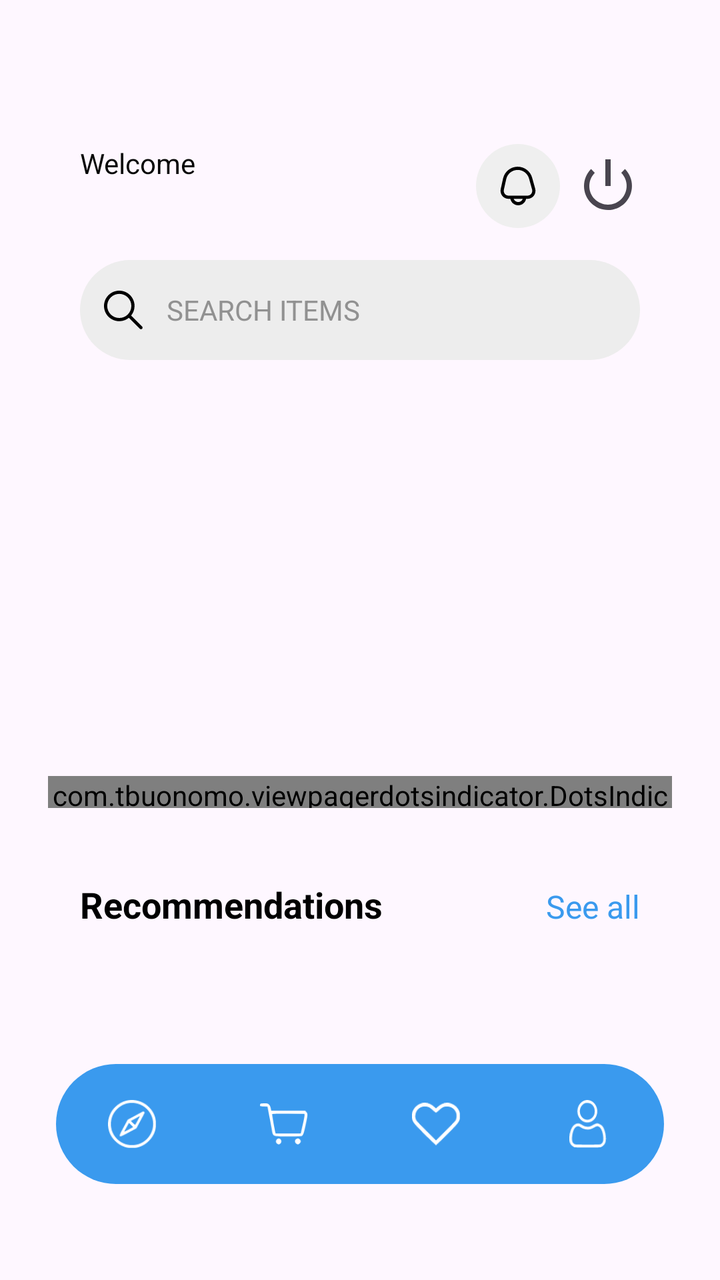
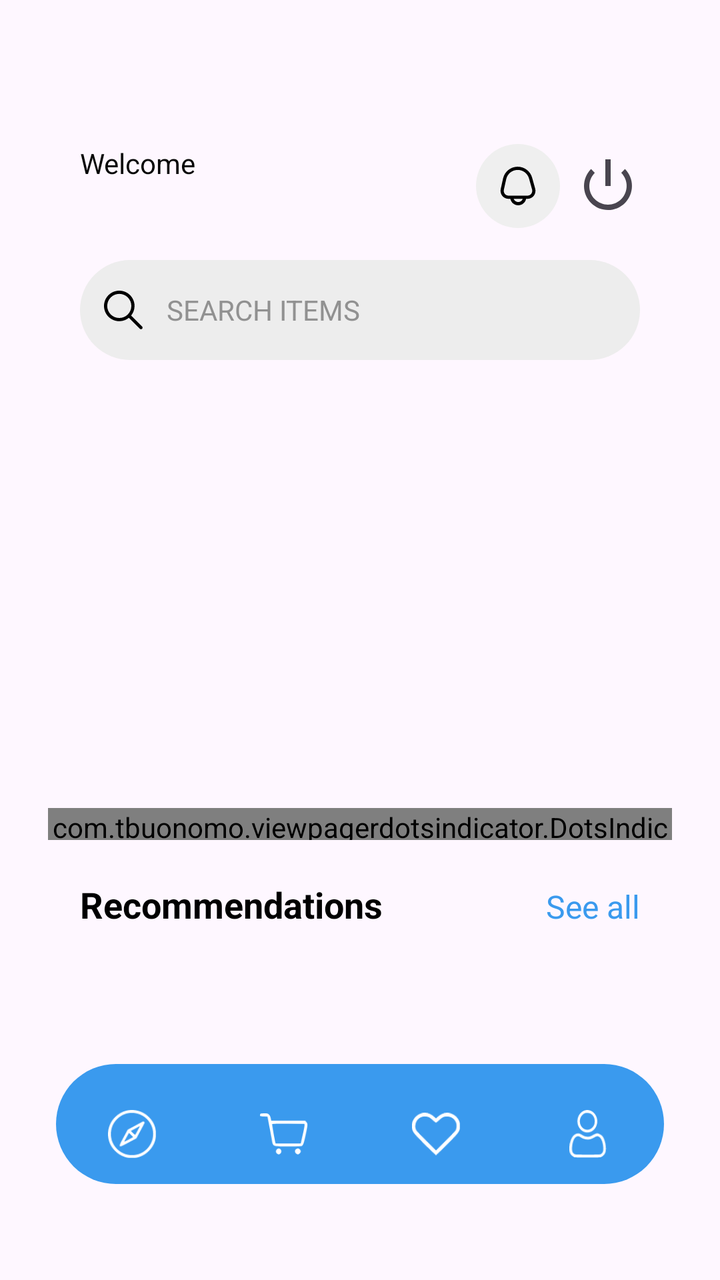

An Android layout rendered at two revisions. The XML below is the earlier revision; the diff shows what the commit changed to produce the second picture.
<!-- AndroidManifest.xml: application theme Theme.MObileAppDevFinalProject -->
<!-- res/layout/activity_home.xml -->
<?xml version="1.0" encoding="utf-8"?>
<androidx.constraintlayout.widget.ConstraintLayout xmlns:android="http://schemas.android.com/apk/res/android"
    xmlns:app="http://schemas.android.com/apk/res-auto"
    xmlns:tools="http://schemas.android.com/tools"
    android:id="@+id/main"
    android:layout_width="match_parent"
    android:layout_height="match_parent"
    android:orientation="vertical"
    android:padding="24dp"
    tools:context=".activities.HomeActivity">

    <ScrollView
        android:id="@+id/scrollView2"
        android:layout_width="match_parent"
        android:layout_height="match_parent"
        tools:layout_editor_absoluteX="24dp"
        tools:layout_editor_absoluteY="24dp">

        <LinearLayout
            android:layout_width="match_parent"
            android:layout_height="wrap_content"
            android:orientation="vertical">

            <LinearLayout
                android:layout_width="match_parent"
                android:layout_height="match_parent"
                android:layout_marginStart="16dp"
                android:layout_marginTop="48dp"
                android:layout_marginEnd="16dp"
                android:orientation="horizontal">

                <LinearLayout
                    android:layout_width="wrap_content"
                    android:layout_height="match_parent"
                    android:layout_weight="1"
                    android:orientation="vertical">

                    <TextView
                        android:id="@+id/tvWelcome"
                        android:layout_width="match_parent"
                        android:layout_height="wrap_content"
                        android:text="Welcome"
                        android:textColor="#070707" />

                </LinearLayout>

                <ImageView
                    android:id="@+id/imageView6"
                    android:layout_width="42dp"
                    android:layout_height="42dp"
                    app:srcCompat="@drawable/bell_icon" />

                <ImageView
                    android:id="@+id/btnLogout"
                    android:layout_width="32dp"
                    android:layout_height="32dp"
                    android:layout_gravity="center_vertical"
                    android:layout_marginStart="8dp"
                    app:srcCompat="@android:drawable/ic_lock_power_off" />
            </LinearLayout>

            <EditText
                android:id="@+id/editTextText"
                android:layout_width="match_parent"
                android:layout_height="50dp"
                android:layout_margin="16dp"
                android:background="@drawable/grey_full_corner"
                android:drawableStart="@drawable/search_icon"
                android:drawablePadding="12dp"
                android:ems="10"
                android:hint="@string/search_items"
                android:inputType="text"
                android:padding="12sp"
                android:textColorHint="@color/grey"
                android:textSize="14sp" />

            <androidx.constraintlayout.widget.ConstraintLayout
                android:layout_width="match_parent"
                android:layout_height="match_parent">

                <androidx.recyclerview.widget.RecyclerView
                    android:id="@+id/recyclerViewBrands"
                    android:layout_width="match_parent"
                    android:layout_height="match_parent"
                    android:clipToPadding="false"
                    android:paddingStart="16dp"
                    android:paddingEnd="16dp"
                    app:layout_constraintEnd_toEndOf="parent"
                    app:layout_constraintStart_toStartOf="parent"
                    app:layout_constraintTop_toTopOf="parent" />

                <ProgressBar
                    android:id="@+id/progressBarCategory"
                    style="?android:attr/progressBarStyle"
                    android:layout_width="wrap_content"
                    android:layout_height="wrap_content"
                    app:layout_constraintBottom_toBottomOf="parent"
                    app:layout_constraintEnd_toEndOf="@+id/recyclerViewBrands"
                    app:layout_constraintStart_toStartOf="parent"
                    app:layout_constraintTop_toTopOf="parent" />
            </androidx.constraintlayout.widget.ConstraintLayout>

            <androidx.constraintlayout.widget.ConstraintLayout
                android:layout_width="match_parent"
                android:layout_height="180dp">

                <androidx.viewpager2.widget.ViewPager2
                    android:id="@+id/viewpagerSlider"
                    android:layout_width="match_parent"
                    android:layout_height="160dp"
                    app:layout_constraintEnd_toEndOf="parent"
                    app:layout_constraintHorizontal_bias="0.0"
                    app:layout_constraintStart_toStartOf="parent"
                    app:layout_constraintTop_toTopOf="parent" />

                <ProgressBar
                    android:id="@+id/progressBarBanner"
                    style="?android:attr/progressBarStyle"
                    android:layout_width="wrap_content"
                    android:layout_height="wrap_content"
                    app:layout_constraintBottom_toBottomOf="@+id/viewpagerSlider"
                    app:layout_constraintEnd_toEndOf="@+id/viewpagerSlider"
                    app:layout_constraintStart_toStartOf="parent"
                    app:layout_constraintTop_toTopOf="@+id/viewpagerSlider" />

                <com.tbuonomo.viewpagerdotsindicator.DotsIndicator
                    android:id="@+id/dotIndicator"
                    android:layout_width="wrap_content"
                    android:layout_height="16dp"
                    android:visibility="visible"
                    app:dotsColor="@color/grey"
                    app:dotsCornerRadius="8dp"
                    app:dotsSize="6dp"
                    app:dotsSpacing="2dp"
                    app:dotsWidthFactor="2.5"
                    app:layout_constraintBottom_toBottomOf="@+id/viewpagerSlider"
                    app:layout_constraintEnd_toEndOf="parent"
                    app:layout_constraintStart_toStartOf="parent"
                    app:selectedDotColor="@color/blue" />

            </androidx.constraintlayout.widget.ConstraintLayout>

            <LinearLayout
                android:layout_width="match_parent"
                android:layout_height="match_parent"
                android:layout_marginHorizontal="16dp"
                android:layout_marginTop="16dp"
                android:orientation="horizontal">

                <TextView
                    android:id="@+id/textView"
                    android:layout_width="wrap_content"
                    android:layout_height="wrap_content"
                    android:layout_weight="1"
                    android:text="Recommendations"
                    android:textColor="@color/black"
                    android:textSize="18sp"
                    android:textStyle="bold" />

                <TextView
                    android:id="@+id/textView2"
                    android:layout_width="wrap_content"
                    android:layout_height="wrap_content"
                    android:text="See all"
                    android:textColor="@color/blue"
                    android:textSize="16sp" />
            </LinearLayout>

            <androidx.constraintlayout.widget.ConstraintLayout
                android:layout_width="match_parent"
                android:layout_height="match_parent">

                <androidx.recyclerview.widget.RecyclerView
                    android:id="@+id/recyclerViewRecommended"
                    android:layout_width="match_parent"
                    android:layout_height="match_parent"
                    app:layout_constraintEnd_toEndOf="parent"
                    app:layout_constraintStart_toStartOf="parent"
                    app:layout_constraintTop_toTopOf="parent" />

                <ProgressBar
                    android:id="@+id/progressBarRecommendation"
                    style="?android:attr/progressBarStyle"
                    android:layout_width="wrap_content"
                    android:layout_height="wrap_content"
                    app:layout_constraintBottom_toBottomOf="@+id/recyclerViewRecommended"
                    app:layout_constraintEnd_toEndOf="parent"
                    app:layout_constraintStart_toStartOf="parent"
                    app:layout_constraintTop_toTopOf="parent" />
            </androidx.constraintlayout.widget.ConstraintLayout>
        </LinearLayout>
    </ScrollView>

    <androidx.coordinatorlayout.widget.CoordinatorLayout
        android:layout_width="wrap_content"
        android:layout_height="60dp"
        android:layout_marginBottom="24dp"
        app:layout_constraintBottom_toBottomOf="parent"
        app:layout_constraintEnd_toEndOf="parent"
        app:layout_constraintStart_toStartOf="parent">

        <com.google.android.material.bottomnavigation.BottomNavigationView
            android:layout_width="match_parent"
            android:layout_height="60dp"
            android:layout_gravity="center"
            android:background="@drawable/blue_bg">

            <LinearLayout
                android:layout_width="match_parent"
                android:layout_height="match_parent">

                <ImageView
                    android:id="@+id/imageView4"
                    android:layout_width="60dp"
                    android:layout_height="60dp"
                    android:layout_gravity="center"
                    android:layout_margin="8dp"
                    android:padding="18dp"
                    app:srcCompat="@drawable/btn_1" />

                <ImageView
                    android:id="@+id/imageView3"
                    android:layout_width="60dp"
                    android:layout_height="60dp"
                    android:layout_gravity="center"
                    android:layout_margin="8dp"
                    android:padding="18dp"
                    app:srcCompat="@drawable/btn_2" />

                <ImageView
                    android:id="@+id/imageView2"
                    android:layout_width="60dp"
                    android:layout_height="60dp"
                    android:layout_gravity="center"
                    android:layout_margin="8dp"
                    android:padding="18dp"
                    app:srcCompat="@drawable/btn_3" />

                <ImageView
                    android:id="@+id/imageView"
                    android:layout_width="60dp"
                    android:layout_height="60dp"
                    android:layout_gravity="center"
                    android:layout_margin="8dp"
                    android:padding="18dp"
                    app:srcCompat="@drawable/btn_5" />
            </LinearLayout>

        </com.google.android.material.bottomnavigation.BottomNavigationView>


    </androidx.coordinatorlayout.widget.CoordinatorLayout>


</androidx.constraintlayout.widget.ConstraintLayout>
<!-- resources referenced by this layout -->
<resources>
  <color name="black">#FF000000</color>
  <color name="blue">#3a9aee</color>
  <color name="grey">#919191</color>
  <!-- drawable bell_icon: png bitmap (drawable-hdpi, 2055 bytes) -->
  <!-- drawable blue_bg (drawable) -->
  <?xml version="1.0" encoding="utf-8"?>
  <selector xmlns:android="http://schemas.android.com/apk/res/android">
  <item>
      <shape android:shape="rectangle">
          <solid android:color="@color/blue"/>
          <corners android:radius="100dp"/>
  
      </shape>
  </item>
  </selector>
  <!-- drawable btn_1: png bitmap (drawable-hdpi, 977 bytes) -->
  <!-- drawable btn_2: png bitmap (drawable-hdpi, 717 bytes) -->
  <!-- drawable btn_3: png bitmap (drawable-hdpi, 638 bytes) -->
  <!-- drawable btn_5: png bitmap (drawable-hdpi, 776 bytes) -->
  <!-- drawable grey_full_corner (drawable) -->
  <?xml version="1.0" encoding="utf-8"?>
  <selector xmlns:android="http://schemas.android.com/apk/res/android">
  <item>
      <shape android:shape="rectangle">
          <solid android:color="@color/lightGrey"/>
          <corners android:radius="100dp"/>
      </shape>
  </item>
  </selector>
  <!-- drawable search_icon: png bitmap (drawable-hdpi, 589 bytes) -->
  <string name="search_items">SEARCH ITEMS</string>
  <style name="Theme.MObileAppDevFinalProject" parent="Base.Theme.MObileAppDevFinalProject" />
  <color name="lightGrey">#ededed</color>
  <style name="Base.Theme.MObileAppDevFinalProject" parent="Theme.Material3.DayNight.NoActionBar">
          
          
      </style>
</resources>

<!-- the commit's change to res/layout/activity_home.xml (unified diff, before → after) -->
@@ -19,7 +19,8 @@
         <LinearLayout
             android:layout_width="match_parent"
             android:layout_height="wrap_content"
-            android:orientation="vertical">
+            android:orientation="vertical"
+            android:paddingBottom="80dp">
 
             <LinearLayout
                 android:layout_width="match_parent"
@@ -108,6 +109,7 @@
                     android:id="@+id/viewpagerSlider"
                     android:layout_width="match_parent"
                     android:layout_height="160dp"
+                    android:layout_marginTop="16dp"
                     app:layout_constraintEnd_toEndOf="parent"
                     app:layout_constraintHorizontal_bias="0.0"
                     app:layout_constraintStart_toStartOf="parent"
@@ -193,7 +195,7 @@
 
     <androidx.coordinatorlayout.widget.CoordinatorLayout
         android:layout_width="wrap_content"
-        android:layout_height="60dp"
+        android:layout_height="wrap_content"
         android:layout_marginBottom="24dp"
         app:layout_constraintBottom_toBottomOf="parent"
         app:layout_constraintEnd_toEndOf="parent"
@@ -207,7 +209,9 @@
 
             <LinearLayout
                 android:layout_width="match_parent"
-                android:layout_height="match_parent">
+                android:layout_height="match_parent"
+                android:layout_marginTop="10dp"
+                android:gravity="center">
 
                 <ImageView
                     android:id="@+id/imageView4"
